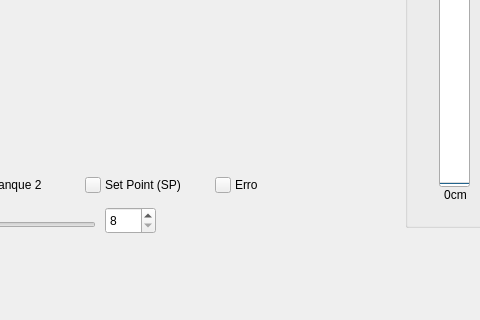
Above: supervisorio.ui from ADHRT/controleTanque before the change; both pictures show x 855 to 1335 and y 493 to 813 of the 1436 by 813 pixel window. Below: the same form after it.
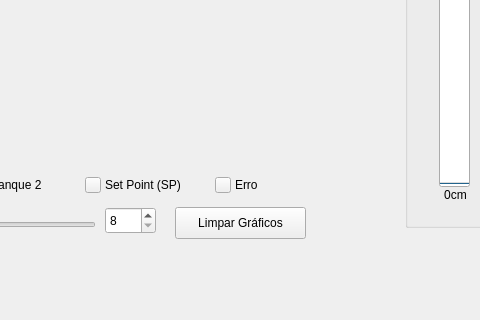
That is the form after the change. Icons and pictures are not drawn. Custom widgets are drawn as their Qt base class.

Commit message: ADD - Limpar Gráficos

```diff
--- a/supervisorio.ui
+++ b/supervisorio.ui
@@ -1825,6 +1825,25 @@
      <string>Integrativo</string>
     </property>
    </widget>
+   <widget class="QPushButton" name="button_limpar">
+    <property name="geometry">
+     <rect>
+      <x>1030</x>
+      <y>700</y>
+      <width>131</width>
+      <height>32</height>
+     </rect>
+    </property>
+    <property name="text">
+     <string>Limpar Gráficos</string>
+    </property>
+    <property name="checkable">
+     <bool>false</bool>
+    </property>
+    <property name="checked">
+     <bool>false</bool>
+    </property>
+   </widget>
   </widget>
   <widget class="QMenuBar" name="menuBar">
    <property name="geometry">
```
Left out of the diff: 2 changed lines with no effect on the pictures. The commit also changes 2 other files.
